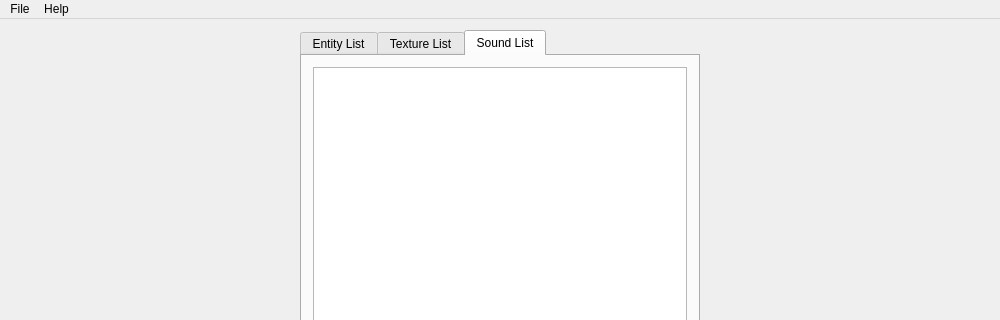
The window that MainWindow.ui (AndreyTulyakov/LightRabbit-Clipsed) describes before a commit, drawn with Qt 5; both pictures show x 0 to 1000 and y 0 to 320 of the 1000 by 640 pixel window.
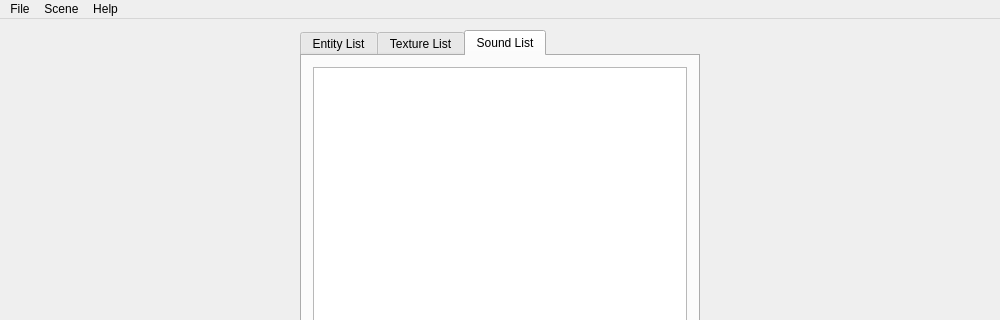
The same window after the commit. Icons and pictures are not drawn.

Commit message: Added Entity::Rect: set filled draw function. Set background color for scene.

```diff
--- a/MainWindow.ui
+++ b/MainWindow.ui
@@ -591,7 +591,14 @@
     </property>
     <addaction name="actionAbout"/>
    </widget>
+   <widget class="QMenu" name="menuScene">
+    <property name="title">
+     <string>Scene</string>
+    </property>
+    <addaction name="action_background_color"/>
+   </widget>
    <addaction name="menuFile"/>
+   <addaction name="menuScene"/>
    <addaction name="menuHelp"/>
   </widget>
   <widget class="QStatusBar" name="statusBar"/>
```
Left out of the diff: 5 changed lines with no effect on the pictures. The commit also changes 7 other files.
